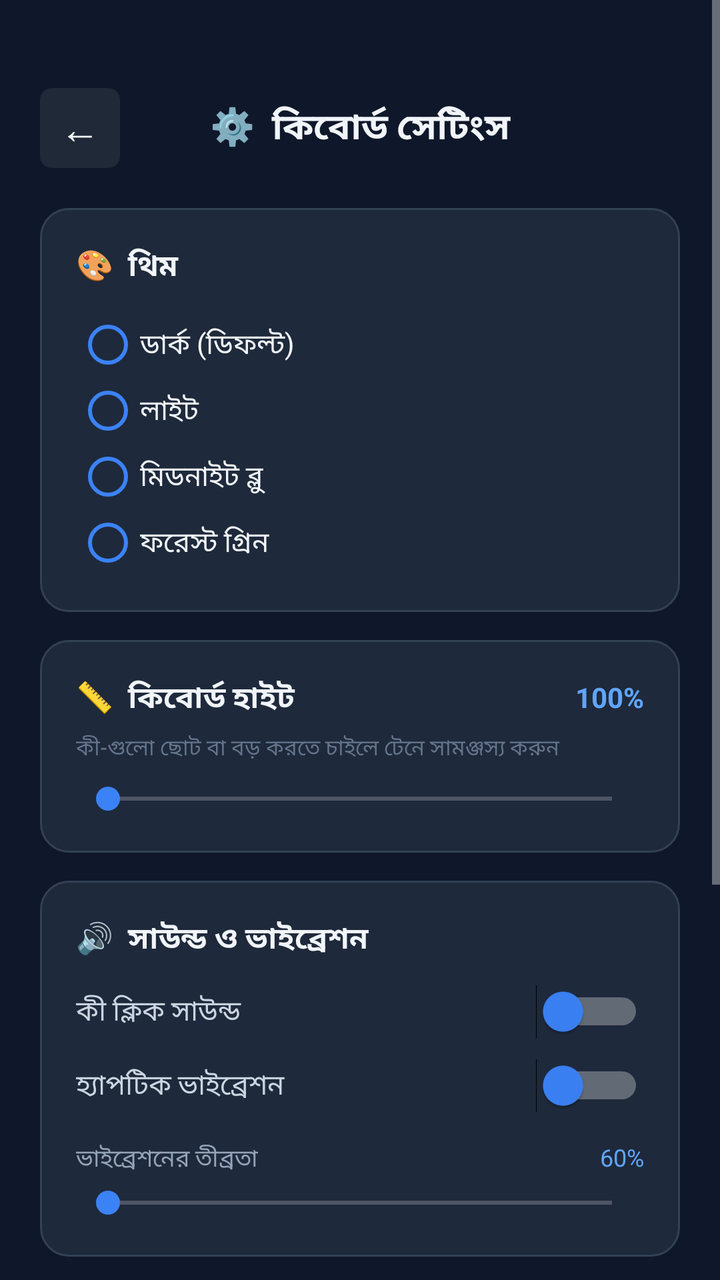
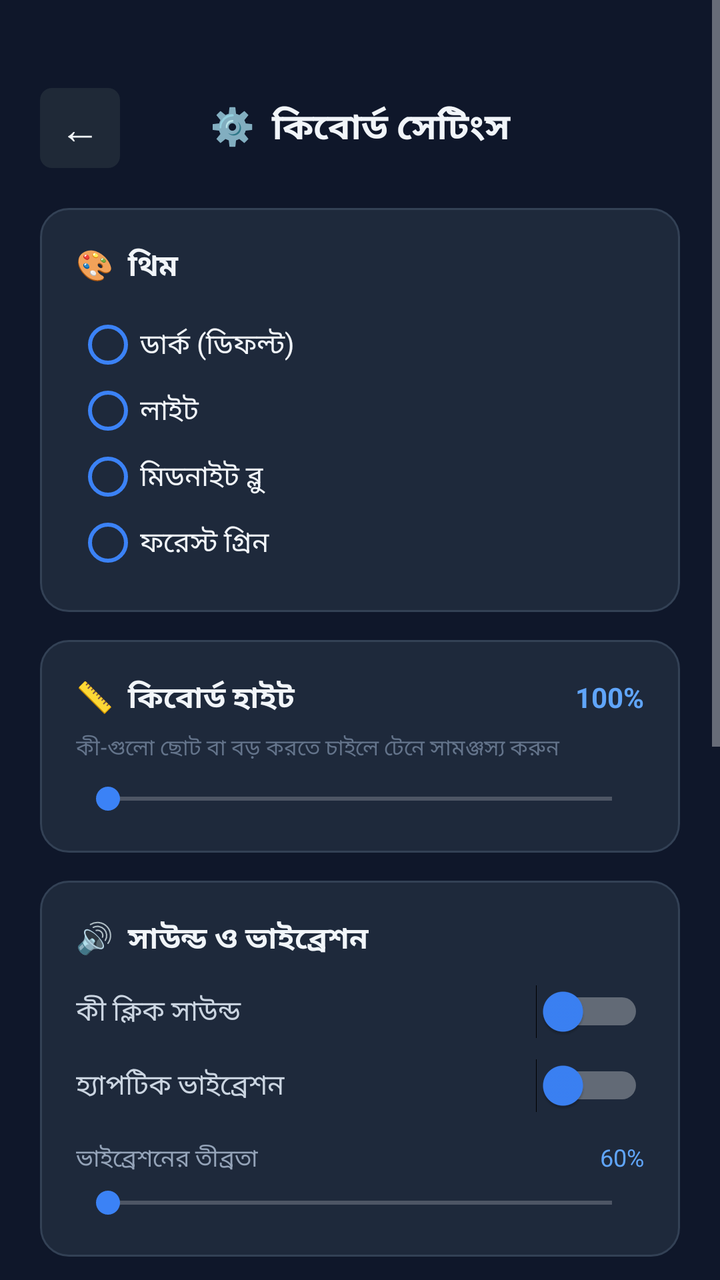

Two renders of the same Android screen: before a commit and after it. Below are the layout's source before the change and the commit's diff.
<!-- AndroidManifest.xml: application theme Theme.AppCompat.NoActionBar -->
<!-- res/layout/activity_settings.xml -->
<?xml version="1.0" encoding="utf-8"?>
<ScrollView xmlns:android="http://schemas.android.com/apk/res/android"
    android:layout_width="match_parent"
    android:layout_height="match_parent"
    android:background="#0F172A">

    <LinearLayout
        android:layout_width="match_parent"
        android:layout_height="wrap_content"
        android:orientation="vertical"
        android:padding="20dp">

        
        <LinearLayout
            android:layout_width="match_parent"
            android:layout_height="wrap_content"
            android:orientation="horizontal"
            android:gravity="center_vertical"
            android:paddingTop="24dp"
            android:paddingBottom="20dp">

            <TextView
                android:id="@+id/btn_settings_back"
                android:layout_width="40dp"
                android:layout_height="40dp"
                android:text="←"
                android:textColor="#F1F5F9"
                android:textSize="20sp"
                android:gravity="center"
                android:background="@drawable/key_background"
                android:clickable="true"
                android:focusable="true"/>

            <TextView
                android:layout_width="0dp"
                android:layout_height="wrap_content"
                android:layout_weight="1"
                android:text="⚙️  কিবোর্ড সেটিংস"
                android:textColor="#F1F5F9"
                android:textSize="18sp"
                android:textStyle="bold"
                android:gravity="center"
                android:layout_marginEnd="40dp"/>
        </LinearLayout>

        
        <LinearLayout
            android:layout_width="match_parent"
            android:layout_height="wrap_content"
            android:orientation="vertical"
            android:background="@drawable/card_bg"
            android:padding="18dp"
            android:layout_marginBottom="14dp">

            <TextView
                android:layout_width="match_parent"
                android:layout_height="wrap_content"
                android:text="🎨  থিম"
                android:textColor="#F1F5F9"
                android:textSize="15sp"
                android:textStyle="bold"
                android:layout_marginBottom="12dp"/>

            <RadioGroup
                android:id="@+id/theme_radio_group"
                android:layout_width="match_parent"
                android:layout_height="wrap_content"
                android:orientation="vertical">

                <RadioButton
                    android:id="@+id/theme_dark"
                    android:layout_width="match_parent"
                    android:layout_height="wrap_content"
                    android:text="ডার্ক (ডিফল্ট)"
                    android:textColor="#F1F5F9"
                    android:textSize="14sp"
                    android:buttonTint="#3B82F6"
                    android:paddingTop="6dp"
                    android:paddingBottom="6dp"/>

                <RadioButton
                    android:id="@+id/theme_light"
                    android:layout_width="match_parent"
                    android:layout_height="wrap_content"
                    android:text="লাইট"
                    android:textColor="#F1F5F9"
                    android:textSize="14sp"
                    android:buttonTint="#3B82F6"
                    android:paddingTop="6dp"
                    android:paddingBottom="6dp"/>

                <RadioButton
                    android:id="@+id/theme_midnight_blue"
                    android:layout_width="match_parent"
                    android:layout_height="wrap_content"
                    android:text="মিডনাইট ব্লু"
                    android:textColor="#F1F5F9"
                    android:textSize="14sp"
                    android:buttonTint="#3B82F6"
                    android:paddingTop="6dp"
                    android:paddingBottom="6dp"/>

                <RadioButton
                    android:id="@+id/theme_forest_green"
                    android:layout_width="match_parent"
                    android:layout_height="wrap_content"
                    android:text="ফরেস্ট গ্রিন"
                    android:textColor="#F1F5F9"
                    android:textSize="14sp"
                    android:buttonTint="#3B82F6"
                    android:paddingTop="6dp"
                    android:paddingBottom="6dp"/>
            </RadioGroup>
        </LinearLayout>

        
        <LinearLayout
            android:layout_width="match_parent"
            android:layout_height="wrap_content"
            android:orientation="vertical"
            android:background="@drawable/card_bg"
            android:padding="18dp"
            android:layout_marginBottom="14dp">

            <LinearLayout
                android:layout_width="match_parent"
                android:layout_height="wrap_content"
                android:orientation="horizontal"
                android:layout_marginBottom="6dp">

                <TextView
                    android:layout_width="0dp"
                    android:layout_height="wrap_content"
                    android:layout_weight="1"
                    android:text="📏  কিবোর্ড হাইট"
                    android:textColor="#F1F5F9"
                    android:textSize="15sp"
                    android:textStyle="bold"/>

                <TextView
                    android:id="@+id/tv_height_value"
                    android:layout_width="wrap_content"
                    android:layout_height="wrap_content"
                    android:text="100%"
                    android:textColor="#60A5FA"
                    android:textSize="14sp"
                    android:textStyle="bold"/>
            </LinearLayout>

            <TextView
                android:layout_width="match_parent"
                android:layout_height="wrap_content"
                android:text="কী-গুলো ছোট বা বড় করতে চাইলে টেনে সামঞ্জস্য করুন"
                android:textColor="#64748B"
                android:textSize="11sp"
                android:layout_marginBottom="8dp"/>

            <SeekBar
                android:id="@+id/seek_height"
                android:layout_width="match_parent"
                android:layout_height="wrap_content"
                android:progressTint="#3B82F6"
                android:thumbTint="#3B82F6"/>
        </LinearLayout>

        
        <LinearLayout
            android:layout_width="match_parent"
            android:layout_height="wrap_content"
            android:orientation="vertical"
            android:background="@drawable/card_bg"
            android:padding="18dp"
            android:layout_marginBottom="14dp">

            <TextView
                android:layout_width="match_parent"
                android:layout_height="wrap_content"
                android:text="🔊  সাউন্ড ও ভাইব্রেশন"
                android:textColor="#F1F5F9"
                android:textSize="15sp"
                android:textStyle="bold"
                android:layout_marginBottom="12dp"/>

            <LinearLayout
                android:layout_width="match_parent"
                android:layout_height="wrap_content"
                android:orientation="horizontal"
                android:gravity="center_vertical"
                android:layout_marginBottom="10dp">

                <TextView
                    android:layout_width="0dp"
                    android:layout_height="wrap_content"
                    android:layout_weight="1"
                    android:text="কী ক্লিক সাউন্ড"
                    android:textColor="#CBD5E1"
                    android:textSize="14sp"/>

                <Switch
                    android:id="@+id/switch_key_sound"
                    android:layout_width="wrap_content"
                    android:layout_height="wrap_content"
                    android:thumbTint="#3B82F6"/>
            </LinearLayout>

            <LinearLayout
                android:layout_width="match_parent"
                android:layout_height="wrap_content"
                android:orientation="horizontal"
                android:gravity="center_vertical"
                android:layout_marginBottom="6dp">

                <TextView
                    android:layout_width="0dp"
                    android:layout_height="wrap_content"
                    android:layout_weight="1"
                    android:text="হ্যাপটিক ভাইব্রেশন"
                    android:textColor="#CBD5E1"
                    android:textSize="14sp"/>

                <Switch
                    android:id="@+id/switch_vibration"
                    android:layout_width="wrap_content"
                    android:layout_height="wrap_content"
                    android:thumbTint="#3B82F6"/>
            </LinearLayout>

            <LinearLayout
                android:layout_width="match_parent"
                android:layout_height="wrap_content"
                android:orientation="horizontal"
                android:layout_marginBottom="4dp"
                android:layout_marginTop="8dp">

                <TextView
                    android:layout_width="0dp"
                    android:layout_height="wrap_content"
                    android:layout_weight="1"
                    android:text="ভাইব্রেশনের তীব্রতা"
                    android:textColor="#94A3B8"
                    android:textSize="12sp"/>

                <TextView
                    android:id="@+id/tv_vibration_value"
                    android:layout_width="wrap_content"
                    android:layout_height="wrap_content"
                    android:text="60%"
                    android:textColor="#60A5FA"
                    android:textSize="12sp"/>
            </LinearLayout>

            <SeekBar
                android:id="@+id/seek_vibration_strength"
                android:layout_width="match_parent"
                android:layout_height="wrap_content"
                android:progressTint="#3B82F6"
                android:thumbTint="#3B82F6"/>
        </LinearLayout>

        
        <LinearLayout
            android:layout_width="match_parent"
            android:layout_height="wrap_content"
            android:orientation="vertical"
            android:background="@drawable/card_bg"
            android:padding="18dp"
            android:layout_marginBottom="14dp">

            <TextView
                android:layout_width="match_parent"
                android:layout_height="wrap_content"
                android:text="📚  পার্সোনাল ডিকশনারি"
                android:textColor="#F1F5F9"
                android:textSize="15sp"
                android:textStyle="bold"
                android:layout_marginBottom="6dp"/>

            <TextView
                android:id="@+id/tv_dict_count"
                android:layout_width="match_parent"
                android:layout_height="wrap_content"
                android:text="0টা শব্দ শেখা আছে"
                android:textColor="#64748B"
                android:textSize="12sp"
                android:layout_marginBottom="14dp"/>

            <Button
                android:id="@+id/btn_export_dict"
                android:layout_width="match_parent"
                android:layout_height="46dp"
                android:text="এক্সপোর্ট (ব্যাকআপ ফাইলে সেভ করুন)"
                android:textColor="#FFFFFF"
                android:textSize="13sp"
                android:textAllCaps="false"
                android:backgroundTint="#1D4ED8"
                android:stateListAnimator="@null"
                android:layout_marginBottom="8dp"/>

            <Button
                android:id="@+id/btn_import_dict"
                android:layout_width="match_parent"
                android:layout_height="46dp"
                android:text="ইমপোর্ট (ব্যাকআপ ফাইল থেকে ফিরিয়ে আনুন)"
                android:textColor="#FFFFFF"
                android:textSize="13sp"
                android:textAllCaps="false"
                android:backgroundTint="#0F766E"
                android:stateListAnimator="@null"
                android:layout_marginBottom="8dp"/>

            <Button
                android:id="@+id/btn_clear_dict"
                android:layout_width="match_parent"
                android:layout_height="46dp"
                android:text="ডিকশনারি খালি করুন"
                android:textColor="#FCA5A5"
                android:textSize="13sp"
                android:textAllCaps="false"
                android:backgroundTint="#3F1D1D"
                android:stateListAnimator="@null"/>
        </LinearLayout>

    </LinearLayout>
</ScrollView>
<!-- resources referenced by this layout -->
<resources>
  <!-- drawable card_bg (drawable) -->
  <?xml version="1.0" encoding="utf-8"?>
  <shape xmlns:android="http://schemas.android.com/apk/res/android">
      <solid android:color="#1E293B" />
      <corners android:radius="14dp" />
      <stroke android:width="1dp" android:color="#334155" />
  </shape>
  <!-- drawable key_background (drawable) -->
  <?xml version="1.0" encoding="utf-8"?>
  
  <shape xmlns:android="http://schemas.android.com/apk/res/android">
      <solid android:color="#1F2937" />
      <corners android:radius="6dp" />
  </shape>
</resources>

<!-- the commit's change to res/layout/activity_settings.xml (unified diff, before → after) -->
@@ -255,6 +255,51 @@
                 android:layout_height="wrap_content"
                 android:progressTint="#3B82F6"
                 android:thumbTint="#3B82F6"/>
+        </LinearLayout>
+
+        
+        <LinearLayout
+            android:layout_width="match_parent"
+            android:layout_height="wrap_content"
+            android:orientation="vertical"
+            android:background="@drawable/card_bg"
+            android:padding="18dp"
+            android:layout_marginBottom="14dp">
+
+            <TextView
+                android:layout_width="match_parent"
+                android:layout_height="wrap_content"
+                android:text="⌨️  দৈনিক টাইপিং (এক্সটার্নাল কিবোর্ড)"
+                android:textColor="#F1F5F9"
+                android:textSize="15sp"
+                android:textStyle="bold"
+                android:layout_marginBottom="4dp"/>
+
+            <TextView
+                android:layout_width="match_parent"
+                android:layout_height="wrap_content"
+                android:text="প্রতিদিন আনুমানিক কতগুলো শব্দ টাইপ করলেন (স্পেস গণনা করে হিসাব করা, নিখুঁত না)"
+                android:textColor="#64748B"
+                android:textSize="11sp"
+                android:layout_marginBottom="12dp"/>
+
+            <LinearLayout
+                android:id="@+id/stats_list_container"
+                android:layout_width="match_parent"
+                android:layout_height="wrap_content"
+                android:orientation="vertical"
+                android:layout_marginBottom="10dp"/>
+
+            <Button
+                android:id="@+id/btn_clear_stats"
+                android:layout_width="match_parent"
+                android:layout_height="42dp"
+                android:text="স্ট্যাটস মুছে ফেলুন"
+                android:textColor="#FCA5A5"
+                android:textSize="12sp"
+                android:textAllCaps="false"
+                android:backgroundTint="#3F1D1D"
+                android:stateListAnimator="@null"/>
         </LinearLayout>
 
         
